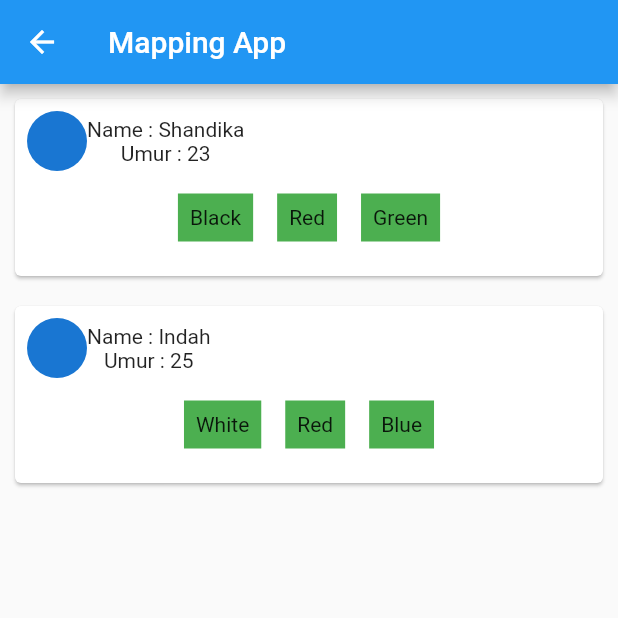
After one commit to msaifurrijaal/flutter-playground, a Flutter app: the MappingApp screen opened directly, on a phone screen of 412 x 824 dp, the top half of it. The commit adds this screen. Run offline on Flutter 3.47's test engine with Material 2 defaults, Android fonts, the phone set to English and light mode, and no system bars; our stand-ins replace faker; network calls fail.

Commit message:
latihan, mapping, tabbar, appbar, date format, statefull

```diff
--- /dev/null
+++ b/lib/latihan_mapping.dart
@@ -0,0 +1,64 @@
+import 'package:flutter/material.dart';
+
+class MappingApp extends StatelessWidget {
+  final List<Map<String, dynamic>> myList = [
+    {
+      "Name": "Shandika",
+      "Age": 23,
+      "favColor": ["Black", "Red", "Green"]
+    },
+    {
+      "Name": "Indah",
+      "Age": 25,
+      "favColor": ["White", "Red", "Blue"]
+    }
+  ];
+  @override
+  Widget build(BuildContext context) {
+    return Scaffold(
+      appBar: AppBar(
+        title: Text("Mapping App"),
+      ),
+      body: ListView(
+        children: myList.map((data) {
+          List myFavColor = data["favColor"];
+          return Card(
+            margin: EdgeInsets.all(10),
+            child: Padding(
+              padding: EdgeInsets.all(8),
+              child: Column(
+                children: [
+                  Row(
+                    children: [
+                      CircleAvatar(),
+                      Column(
+                        children: [
+                          Text("Name : ${data['Name']}"),
+                          Text("Umur : ${data['Age']}")
+                        ],
+                      )
+                    ],
+                  ),
+                  SingleChildScrollView(
+                    scrollDirection: Axis.horizontal,
+                    child: Row(
+                      children: myFavColor.map((color) {
+                        return Container(
+                          margin:
+                              EdgeInsets.symmetric(vertical: 15, horizontal: 8),
+                          color: Colors.green,
+                          padding: EdgeInsets.all(8),
+                          child: Text(color),
+                        );
+                      }).toList(),
+                    ),
+                  )
+                ],
+              ),
+            ),
+          );
+        }).toList(),
+      ),
+    );
+  }
+}
--- a/pubspec.yaml
+++ b/pubspec.yaml
@@ -30,6 +30,7 @@ environment:
 dependencies:
   flutter:
     sdk: flutter
+  faker: ^2.1.0
 
 
   # The following adds the Cupertino Icons font to your application.
```
Also changed, not shown: lib/latihan_appbar.dart (added, +14 -0 lines), lib/latihan_date_format.dart (added, +18 -0 lines), lib/latihan_extract_widget.dart (added, +43 -0 lines), lib/latihan_statefull.dart (added, +46 -0 lines), lib/main.dart (+6 -1 lines), lib/latihan_tabbar.dart (added), pubspec.lock.
